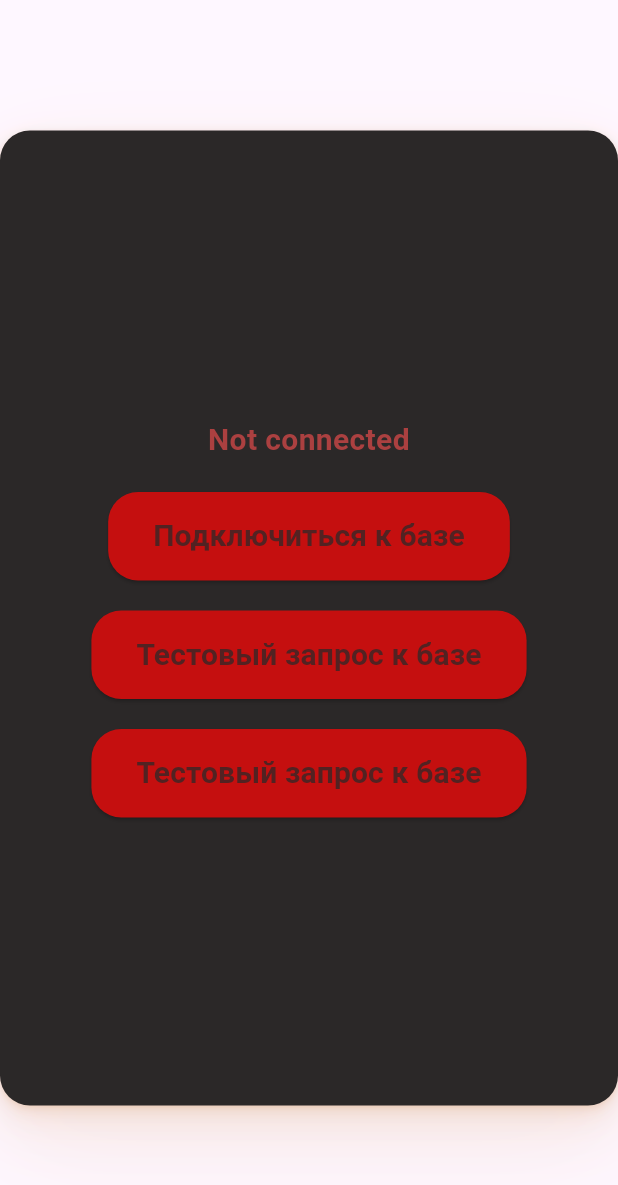
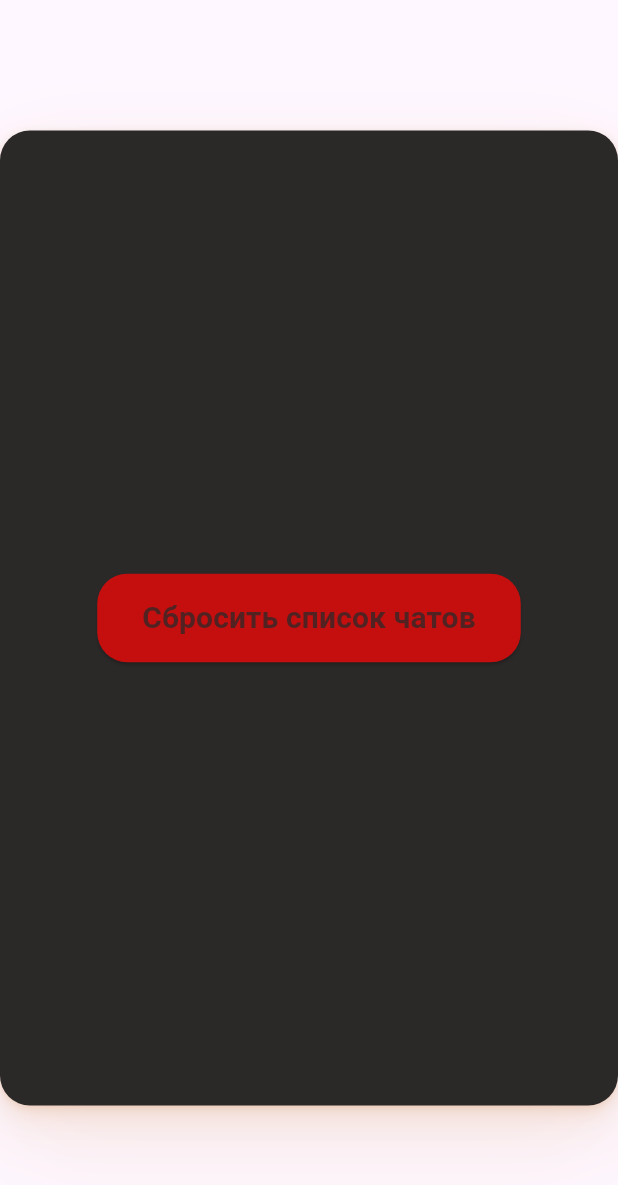
Before and after one commit to s1kko1337/ui_course_app, a Flutter app: the DbTestScreen widget shown alone on an empty page, opened directly, on a phone screen of 412 x 824 dp. Shown: the top 1185 px of the screen. Run offline on Flutter 3.47's test engine with Material 3 defaults, Android fonts, the phone set to English and light mode, and no system bars; our stand-ins replace flutter_dotenv; missing offline and left inert: dart:ffi, ftpconnect, model_viewer_plus, postgres.

```diff
--- a/lib/components/custom_card.dart
+++ b/lib/components/custom_card.dart
@@ -19,7 +19,7 @@ class CustomCard extends StatelessWidget {
     final colors = RootColors();
     return Container(
       decoration: BoxDecoration(
-        color: colors.CardCol, // Цвет фона
+        color: colors.CardCol,
         borderRadius: BorderRadius.circular(20),
         boxShadow: const [
           BoxShadow(
--- a/lib/components/messages.dart
+++ b/lib/components/messages.dart
@@ -81,7 +81,6 @@ class _MessagesListState extends State<MessagesList> {
                 isAdmin ? const Radius.circular(20) : const Radius.circular(0),
           );
 
-          // Форматируем дату в часовом поясе Москвы (UTC+3)
           final DateTime createdAtInMoscow =
               message.createdAt.toUtc().add(const Duration(hours: 3));
           final String formattedDate =
--- a/lib/components/my_app_bar.dart
+++ b/lib/components/my_app_bar.dart
@@ -51,8 +51,8 @@ class MyAppBar extends StatelessWidget implements PreferredSizeWidget {
             ),
             Tab(
               icon: Icon(
-                Icons.mail,
-                color: tabController.index == 2
+                Icons.settings,
+                color: tabController.index == 3
                     ? colors.IconActiveCol
                     : colors.IconNonActiveCol,
               ),
--- a/lib/main.dart
+++ b/lib/main.dart
@@ -25,11 +25,13 @@ class MyApp extends StatefulWidget {
 
 class MyAppState extends State<MyApp> with SingleTickerProviderStateMixin {
   late TabController tabController;
+  final AppDataManager appData = AppDataManager();
 
   @override
   void initState() {
     super.initState();
     tabController = TabController(length:4 , vsync: this);
+    appData.resetModels();
     tabController.addListener(() {
       setState(() {});
     });
@@ -43,7 +45,6 @@ class MyAppState extends State<MyApp> with SingleTickerProviderStateMixin {
 
   @override
   Widget build(BuildContext context) {
-    //final colors = RootColors();
 
     return MaterialApp(
       home: ChangeNotifierProvider(
--- a/lib/models/messages_stat.dart
+++ b/lib/models/messages_stat.dart
@@ -7,8 +7,8 @@ class MessageStat {
   final int chatId;
   final String chatStatus;
   final String messageText;
-  final String? chatArticle; // может быть null
-  final bool? isAdmin; // может быть null
+  final String? chatArticle;
+  final bool? isAdmin;
 
   MessageStat({
     required this.id,
@@ -22,7 +22,6 @@ class MessageStat {
     this.isAdmin,
   });
 
-  // Метод для создания объекта из Map (например, из JSON)
   factory MessageStat.fromMap(Map<String, dynamic> map) {
     return MessageStat(
       id: map['id'],
@@ -37,7 +36,6 @@ class MessageStat {
     );
   }
 
-  // Метод для преобразования объекта в Map (например, для сохранения в БД)
   Map<String, dynamic> toMap() {
     return {
       'id': id,
--- a/lib/models/works.dart
+++ b/lib/models/works.dart
@@ -1,16 +1,23 @@
 import 'dart:convert';
+import 'dart:typed_data';
 
 class Work {
   final int id;
   final int modelerId;
   final String pathToModel;
   final String additionalInfo;
+  final String modelName;
+  final String binaryFile;
+  final String binaryPreview;
 
   Work({
     required this.id,
     required this.modelerId,
     required this.pathToModel,
     required this.additionalInfo,
+    required this.modelName,
+    required this.binaryFile,
+    required this.binaryPreview,
   });
 
   // Фабричный метод для создания объекта Work из Map
@@ -20,6 +27,9 @@ class Work {
       modelerId: map['modeler_id'] as int,
       pathToModel: map['path_to_model'] as String,
       additionalInfo: map['additional_info'] as String,
+      modelName: map['model_name'] as String,
+      binaryFile: map['binary_file'] as String,
+      binaryPreview: map['binary_preview'] as String,
     );
   }
 
@@ -30,6 +40,9 @@ class Work {
       'modeler_id': modelerId,
       'path_to_model': pathToModel,
       'additional_info': additionalInfo,
+      'model_name' : modelName,
+      'binary_file': binaryFile,
+      'binary_preview': binaryPreview,
     };
   }
 
--- a/lib/pages/db_test_screen.dart
+++ b/lib/pages/db_test_screen.dart
@@ -17,7 +17,6 @@ class DbTestScreen extends StatelessWidget {
   @override
   Widget build(BuildContext context) {
     final colors = RootColors();
-    final dbProvider = Provider.of<DbProvider>(context);
     final AppDataManager appData = AppDataManager();
 
     return Center(
@@ -27,30 +26,12 @@ class DbTestScreen extends StatelessWidget {
         child: Column(
           mainAxisAlignment: MainAxisAlignment.center,
           children: [
-            DefaultText(text: dbProvider.statusMessage),
-            const SizedBox(height: 20),
             ElevatedButton(
               style: ButtonStyles.elevatedButtonStyle(colors),
               onPressed: () async {
-                await dbProvider.connect();
+                appData.resetChats();
               },
-              child: const GrayText(text: 'Подключиться к базе'),
-            ),
-            const SizedBox(height: 20),
-            ElevatedButton(
-              style: ButtonStyles.elevatedButtonStyle(colors),
-              onPressed: () async {
-                await dbProvider.getWorks();
-              },
-              child: const GrayText(text: 'Тестовый запрос к базе'),
-            ),
-            const SizedBox(height: 20),
-            ElevatedButton(
-              style: ButtonStyles.elevatedButtonStyle(colors),
-              onPressed: () async {
-                appData.resetModels();
-              },
-              child: const GrayText(text: 'Тестовый запрос к базе'),
+              child: const GrayText(text: 'Сбросить список чатов'),
             ),
           ],
         ),
```
Also changed, not shown: lib/app_data_loader.dart (+27 -43 lines), lib/components/model_card.dart (+21 -10 lines), lib/db/db.dart (+7 -5 lines), lib/pages/feedback_screen.dart (+4 -11 lines), lib/pages/main_screen.dart (+6 -9 lines), lib/pages/models_screen.dart (+12 -15 lines), lib/pages/simple_admin_page.dart (deleted, +0 -138 lines).
